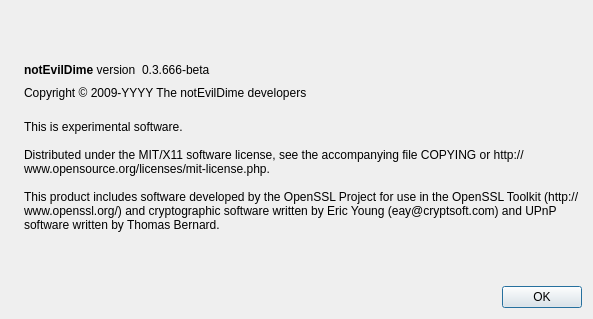
First picture: the form in src/qt/forms/aboutdialog.ui, repository Gerjan77/EvaCoin, before the edit.
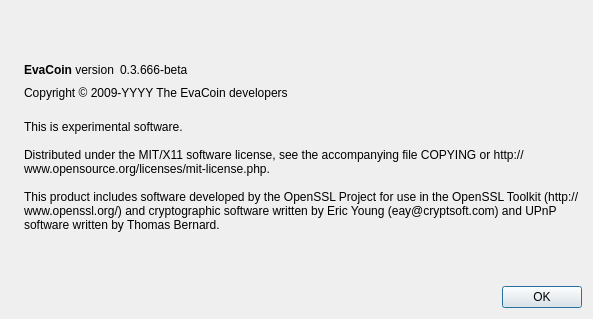
Second picture: the form after the edit. Icons and pictures are not drawn.

```diff
--- a/src/qt/forms/aboutdialog.ui
+++ b/src/qt/forms/aboutdialog.ui
@@ -50,7 +50,7 @@
           <cursorShape>IBeamCursor</cursorShape>
          </property>
          <property name="text">
-          <string>&lt;b&gt;notEvilDime&lt;/b&gt; version</string>
+          <string>&lt;b&gt;EvaCoin&lt;/b&gt; version</string>
          </property>
          <property name="textInteractionFlags">
           <set>Qt::LinksAccessibleByMouse|Qt::TextSelectableByKeyboard|Qt::TextSelectableByMouse</set>
@@ -91,7 +91,7 @@
         <cursorShape>IBeamCursor</cursorShape>
        </property>
        <property name="text">
-        <string notr="true">Copyright &amp;copy; 2009-YYYY The notEvilDime developers</string>
+        <string notr="true">Copyright &amp;copy; 2009-YYYY The EvaCoin developers</string>
        </property>
        <property name="textFormat">
         <enum>Qt::RichText</enum>
```
Left out of the diff: 2 changed lines with no effect on the pictures.
